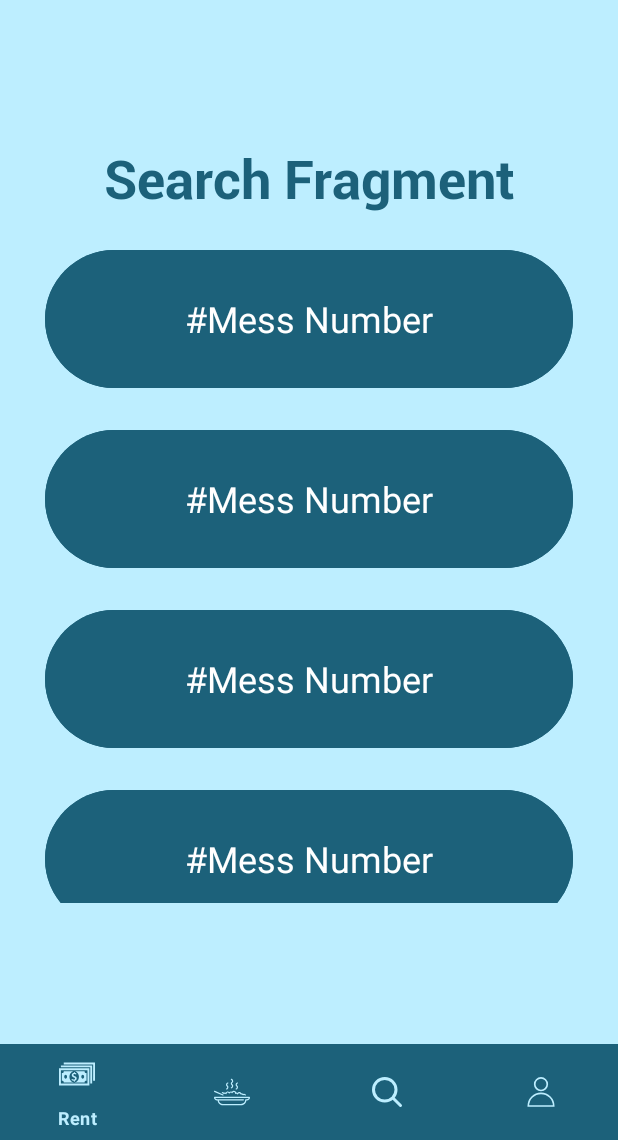
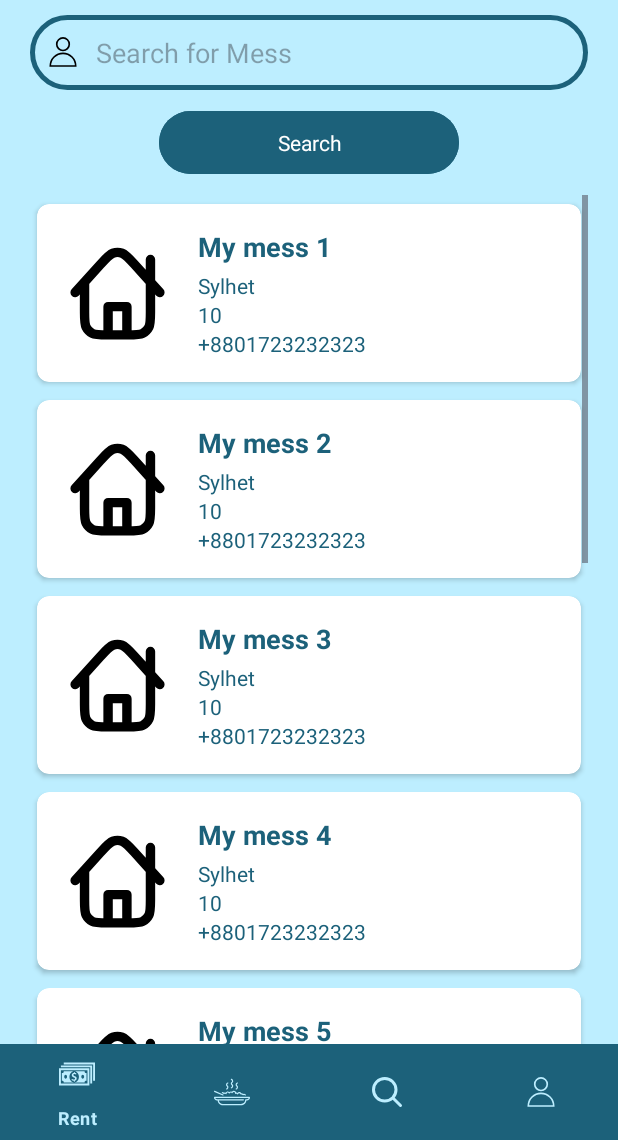
Before and after one commit to farhan-hasan/MessMate, an Android app: the fragment SearchFragment placed in its activity, on a phone screen of 412 x 824 dp, the part 96-1236 px from its top. Run offline under Robolectric (Android 15) with nearby library versions, the light colour scheme and no system bars.

Commit message:
Added Recycler view to Rent and Search Fragment.

```diff
--- /dev/null
+++ b/app/src/main/java/com/example/messmate/adapters/MessListRecyclerAdapter.java
@@ -0,0 +1,60 @@
+package com.example.messmate.adapters;
+
+import android.content.Context;
+import android.view.LayoutInflater;
+import android.view.View;
+import android.view.ViewGroup;
+import android.widget.TextView;
+
+import androidx.annotation.NonNull;
+import androidx.recyclerview.widget.RecyclerView;
+
+import com.example.messmate.R;
+import com.example.messmate.models.MessListCardModel;
+
+import java.util.ArrayList;
+
+public class MessListRecyclerAdapter extends RecyclerView.Adapter<MessListRecyclerAdapter.ViewHolder> {
+    Context context;
+    ArrayList<MessListCardModel> messList;
+    public MessListRecyclerAdapter(Context context, ArrayList<MessListCardModel> messList) {
+        this.context = context;
+        this.messList = messList;
+    }
+
+    @NonNull
+    @Override
+    public ViewHolder onCreateViewHolder(@NonNull ViewGroup parent, int viewType) {
+
+        View view = LayoutInflater.from(context).inflate(R.layout.mess_list_card, parent,false);
+        return new ViewHolder(view);
+    }
+
+    @Override
+    public void onBindViewHolder(@NonNull ViewHolder holder, int position) {
+        holder.messName.setText(messList.get(position).messName);
+        holder.messAddress.setText(messList.get(position).messAddress);
+        holder.adminPhone.setText(messList.get(position).adminPhone);
+        holder.availableSeats.setText(messList.get(position).availabelSeats);
+
+        holder.itemView.setPadding(0, 0, 0, 0);
+    }
+
+    @Override
+    public int getItemCount() {
+        return messList.size();
+    }
+
+    public static class ViewHolder extends RecyclerView.ViewHolder {
+        TextView messName, messAddress, adminPhone, availableSeats;
+        public ViewHolder(View itemView) {
+            super(itemView);
+            messName = itemView.findViewById(R.id.messNameTextView);
+            messAddress = itemView.findViewById(R.id.messAddressTextView);
+            adminPhone = itemView.findViewById(R.id.adminPhone);
+            availableSeats = itemView.findViewById(R.id.availableSeatsTextView);
+        }
+
+    }
+
+}
--- a/app/src/main/java/com/example/messmate/fragments/RentFragment.java
+++ b/app/src/main/java/com/example/messmate/fragments/RentFragment.java
@@ -2,31 +2,58 @@ package com.example.messmate.fragments;
 
 import android.os.Bundle;
 
+
 import androidx.fragment.app.Fragment;
+import androidx.recyclerview.widget.LinearLayoutManager;
+import androidx.recyclerview.widget.RecyclerView;
 
 import android.view.LayoutInflater;
 import android.view.View;
 import android.view.ViewGroup;
 
 import com.example.messmate.R;
+import com.example.messmate.adapters.MessListRecyclerAdapter;
+import com.example.messmate.models.MessListCardModel;
 
-/**
- * A simple {@link Fragment} subclass.
- * Use the {@link RentFragment#newInstance} factory method to
- * create an instance of this fragment.
- */
+import java.util.ArrayList;
+
 public class RentFragment extends Fragment {
-
-
+    private RecyclerView recyclerView;
+    private MessListRecyclerAdapter messListRecyclerAdapter;
+    ArrayList<MessListCardModel> messListCardItems = new ArrayList<>();
+    View view;
     public RentFragment() {
         // Required empty public constructor
     }
 
-
     @Override
     public View onCreateView(LayoutInflater inflater, ViewGroup container,
                              Bundle savedInstanceState) {
+
+        view = inflater.inflate(R.layout.fragment_rent, container, false);
+
+        loadFragment();
+
         // Inflate the layout for this fragment
-        return inflater.inflate(R.layout.fragment_rent, container, false);
+        return view;
+    }
+
+    public void loadFragment() {
+
+        recyclerView = view.findViewById(R.id.rentMessListRecyclerView);
+        recyclerView.setLayoutManager(new LinearLayoutManager(getActivity()));
+        messListCardItems.add(new MessListCardModel("10", "My mess 1", "Sylhet", "+8801723232323"));
+        messListCardItems.add(new MessListCardModel("10", "My mess 2", "Sylhet", "+8801723232323"));
+        messListCardItems.add(new MessListCardModel("10", "My mess 3", "Sylhet", "+8801723232323"));
+        messListCardItems.add(new MessListCardModel("10", "My mess 4", "Sylhet", "+8801723232323"));
+        messListCardItems.add(new MessListCardModel("10", "My mess 5", "Sylhet", "+8801723232323"));
+        messListCardItems.add(new MessListCardModel("10", "My mess 6", "Sylhet", "+8801723232323"));
+        messListCardItems.add(new MessListCardModel("10", "My mess 7", "Sylhet", "+8801723232323"));
+        messListCardItems.add(new MessListCardModel("10", "My mess 8", "Sylhet", "+8801723232323"));
+        messListCardItems.add(new MessListCardModel("10", "My mess 9", "Sylhet", "+8801723232323"));
+        messListCardItems.add(new MessListCardModel("10", "My mess 10", "Sylhet", "+8801723232323"));
+
+        messListRecyclerAdapter = new MessListRecyclerAdapter(getActivity(), messListCardItems);
+        recyclerView.setAdapter(messListRecyclerAdapter);
     }
 }
--- a/app/src/main/java/com/example/messmate/fragments/SearchFragment.java
+++ b/app/src/main/java/com/example/messmate/fragments/SearchFragment.java
@@ -3,16 +3,24 @@ package com.example.messmate.fragments;
 import android.os.Bundle;
 
 import androidx.fragment.app.Fragment;
+import androidx.recyclerview.widget.LinearLayoutManager;
+import androidx.recyclerview.widget.RecyclerView;
 
 import android.view.LayoutInflater;
 import android.view.View;
 import android.view.ViewGroup;
 
 import com.example.messmate.R;
+import com.example.messmate.adapters.MessListRecyclerAdapter;
+import com.example.messmate.models.MessListCardModel;
+
+import java.util.ArrayList;
 
 
 public class SearchFragment extends Fragment {
-
+    private MessListRecyclerAdapter messListRecyclerAdapter;
+    ArrayList<MessListCardModel> messListCardItems = new ArrayList<>();
+    View view;
     public SearchFragment() {
         // Required empty public constructor
     }
@@ -20,7 +28,29 @@ public class SearchFragment extends Fragment {
     @Override
     public View onCreateView(LayoutInflater inflater, ViewGroup container,
                              Bundle savedInstanceState) {
+        view = inflater.inflate(R.layout.fragment_search, container, false);
+
+        loadFragment();
+
         // Inflate the layout for this fragment
-        return inflater.inflate(R.layout.fragment_search, container, false);
+        return view;
+    }
+    public void loadFragment() {
+
+        RecyclerView recyclerView = view.findViewById(R.id.searchMessListRecyclerView);
+        recyclerView.setLayoutManager(new LinearLayoutManager(getActivity()));
+        messListCardItems.add(new MessListCardModel("10", "My mess 1", "Sylhet", "+8801723232323"));
+        messListCardItems.add(new MessListCardModel("10", "My mess 2", "Sylhet", "+8801723232323"));
+        messListCardItems.add(new MessListCardModel("10", "My mess 3", "Sylhet", "+8801723232323"));
+        messListCardItems.add(new MessListCardModel("10", "My mess 4", "Sylhet", "+8801723232323"));
+        messListCardItems.add(new MessListCardModel("10", "My mess 5", "Sylhet", "+8801723232323"));
+        messListCardItems.add(new MessListCardModel("10", "My mess 6", "Sylhet", "+8801723232323"));
+        messListCardItems.add(new MessListCardModel("10", "My mess 7", "Sylhet", "+8801723232323"));
+        messListCardItems.add(new MessListCardModel("10", "My mess 8", "Sylhet", "+8801723232323"));
+        messListCardItems.add(new MessListCardModel("10", "My mess 9", "Sylhet", "+8801723232323"));
+        messListCardItems.add(new MessListCardModel("10", "My mess 10", "Sylhet", "+8801723232323"));
+
+        messListRecyclerAdapter = new MessListRecyclerAdapter(getActivity(), messListCardItems);
+        recyclerView.setAdapter(messListRecyclerAdapter);
     }
 }
--- /dev/null
+++ b/app/src/main/java/com/example/messmate/models/MessListCardModel.java
@@ -0,0 +1,14 @@
+package com.example.messmate.models;
+
+public class MessListCardModel {
+    public String availabelSeats;
+    public String messName, messAddress, adminPhone;
+
+    public MessListCardModel(String availabelSeats, String messName, String messAddress, String adminPhone) {
+        this.availabelSeats = availabelSeats;
+        this.messName = messName;
+        this.messAddress = messAddress;
+        this.adminPhone = adminPhone;
+    }
+
+}
--- a/app/src/main/res/layout/activity_home.xml
+++ b/app/src/main/res/layout/activity_home.xml
@@ -20,12 +20,23 @@
         app:titleTextAppearance="@style/CustomToolbarTitle"
         app:titleTextColor="@color/bg_color" />
 
-    <FrameLayout
-        android:id="@+id/homeFragmentContainer"
-        android:layout_marginTop="?attr/actionBarSize"
+    <LinearLayout
         android:layout_width="match_parent"
         android:layout_height="match_parent"
-        android:layout_above="@id/homeBottomNavBar" />
+        android:orientation="vertical"
+        android:paddingLeft="20dp"
+        android:paddingRight="20dp"
+        android:layout_marginTop="?attr/actionBarSize"
+        android:layout_marginBottom="?attr/actionBarSize"
+        >
+
+        <FrameLayout
+            android:id="@+id/homeFragmentContainer"
+            android:layout_width="match_parent"
+            android:layout_height="match_parent"
+            android:layout_above="@id/homeBottomNavBar" />
+
+    </LinearLayout>
 
     <com.google.android.material.bottomnavigation.BottomNavigationView
         android:id="@+id/homeBottomNavBar"
--- a/app/src/main/res/layout/fragment_meal.xml
+++ b/app/src/main/res/layout/fragment_meal.xml
@@ -1,7 +1,7 @@
 <?xml version="1.0" encoding="utf-8"?>
 <FrameLayout xmlns:android="http://schemas.android.com/apk/res/android"
     xmlns:tools="http://schemas.android.com/tools"
-    android:padding="30dp"
+    android:padding="20dp"
     android:layout_marginTop="?attr/actionBarSize"
     android:layout_marginBottom="?attr/actionBarSize"
     android:layout_width="match_parent"
--- a/app/src/main/res/layout/fragment_profile.xml
+++ b/app/src/main/res/layout/fragment_profile.xml
@@ -1,7 +1,7 @@
 <?xml version="1.0" encoding="utf-8"?>
 <FrameLayout xmlns:android="http://schemas.android.com/apk/res/android"
     xmlns:tools="http://schemas.android.com/tools"
-    android:padding="30dp"
+    android:padding="20dp"
     android:layout_marginTop="?attr/actionBarSize"
     android:layout_marginBottom="?attr/actionBarSize"
     android:layout_width="match_parent"
--- a/app/src/main/res/layout/fragment_rent.xml
+++ b/app/src/main/res/layout/fragment_rent.xml
@@ -1,53 +1,17 @@
 <?xml version="1.0" encoding="utf-8"?>
-<FrameLayout xmlns:android="http://schemas.android.com/apk/res/android"
+<FrameLayout
+    xmlns:android="http://schemas.android.com/apk/res/android"
     xmlns:tools="http://schemas.android.com/tools"
-    android:padding="30dp"
-    android:layout_marginTop="?attr/actionBarSize"
-    android:layout_marginBottom="?attr/actionBarSize"
     android:layout_width="match_parent"
     android:layout_height="match_parent"
     tools:context=".fragments.RentFragment">
 
-    <LinearLayout
+    <androidx.recyclerview.widget.RecyclerView
         android:layout_width="match_parent"
         android:layout_height="wrap_content"
-        android:orientation="vertical">
-
-
-        <TextView
-            android:id="@+id/textView2"
-            android:layout_width="match_parent"
-            android:layout_height="wrap_content"
-            android:fontFamily="@font/roboto_bold"
-            android:gravity="center"
-            android:text="Rent Fragment"
-            android:textColor="@color/primary_color"
-            android:textSize="36dp" />
-
-        <include
-            android:id="@+id/custom_card_view"
-            android:layout_marginTop="10dp"
-            layout="@layout/custom_card_view"
-            android:layout_width="match_parent"
-            android:layout_height="wrap_content" />
-
-        <include
-            android:id="@+id/custom_card_view"
-            android:layout_marginTop="10dp"
-            layout="@layout/custom_card_view"
-            android:layout_width="match_parent"
-            android:layout_height="wrap_content" />
-
-        <include
-            android:id="@+id/custom_card_view"
-            layout="@layout/custom_card_view"
-            android:layout_width="match_parent"
-            android:layout_height="wrap_content"
-            android:layout_marginTop="10dp" />
-
-
-
-    </LinearLayout>
+        android:clipToPadding="false"
+        android:scrollbars="vertical"
+        android:id="@+id/rentMessListRecyclerView"/>
 
 
 </FrameLayout>
--- a/app/src/main/res/layout/fragment_search.xml
+++ b/app/src/main/res/layout/fragment_search.xml
@@ -1,75 +1,52 @@
 <?xml version="1.0" encoding="utf-8"?>
-<FrameLayout xmlns:android="http://schemas.android.com/apk/res/android"
+<FrameLayout
+    xmlns:android="http://schemas.android.com/apk/res/android"
     xmlns:tools="http://schemas.android.com/tools"
-    android:padding="30dp"
-    android:layout_marginTop="?attr/actionBarSize"
-    android:layout_marginBottom="?attr/actionBarSize"
     android:layout_width="match_parent"
     android:layout_height="match_parent"
     tools:context=".fragments.RentFragment">
 
     <LinearLayout
         android:layout_width="match_parent"
-        android:layout_height="wrap_content"
-        android:orientation="vertical">
+        android:layout_height="match_parent"
+        android:orientation="vertical"
+        >
 
-
-        <TextView
-            android:id="@+id/textView2"
+        <EditText
+            android:id="@+id/searchEditText"
+            android:layout_marginTop="10dp"
             android:layout_width="match_parent"
-            android:layout_height="wrap_content"
-            android:fontFamily="@font/roboto_bold"
-            android:gravity="center"
-            android:text="Search Fragment"
-            android:textColor="@color/primary_color"
-            android:textSize="36dp" />
+            android:layout_height="50dp"
+            android:background="@drawable/text_field_border"
+            android:ems="10"
+            android:inputType="text"
+            android:padding="10dp"
+            android:drawablePadding="10dp"
+            android:hint="Search for Mess"
+            android:drawableLeft="@drawable/personsvg"/>
 
         <Button
             style="?android:attr/absListViewStyle"
-            android:id="@+id/b1"
-            android:layout_marginTop="20dp"
-            android:textSize="24dp"
+            android:id="@+id/searchButton"
+            android:layout_marginTop="10dp"
             android:layout_gravity="center"
             android:backgroundTint="@color/primary_color"
+            android:layout_width="200dp"
+            android:layout_height="50dp"
+            android:text="Search" />
+
+        <androidx.recyclerview.widget.RecyclerView
+            android:layout_marginTop="10dp"
             android:layout_width="match_parent"
-            android:layout_height="100dp"
-            android:text="#Mess Number" />
-
-        <Button
-            style="?android:attr/absListViewStyle"
-            android:id="@+id/b2"
-            android:layout_marginTop="20dp"
-            android:textSize="24dp"
-            android:layout_gravity="center"
-            android:backgroundTint="@color/primary_color"
-            android:layout_width="match_parent"
-            android:layout_height="100dp"
-            android:text="#Mess Number" />
-
-        <Button
-            style="?android:attr/absListViewStyle"
-            android:id="@+id/b3"
-            android:layout_marginTop="20dp"
-            android:textSize="24dp"
-            android:layout_gravity="center"
-            android:backgroundTint="@color/primary_color"
-            android:layout_width="match_parent"
-            android:layout_height="100dp"
-            android:text="#Mess Number" />
-
-        <Button
-            style="?android:attr/absListViewStyle"
-            android:id="@+id/b4"
-            android:layout_marginTop="20dp"
-            android:textSize="24dp"
-            android:layout_gravity="center"
-            android:backgroundTint="@color/primary_color"
-            android:layout_width="match_parent"
-            android:layout_height="100dp"
-            android:text="#Mess Number" />
-
-
+            android:layout_height="wrap_content"
+            android:clipToPadding="false"
+            android:scrollbars="vertical"
+            android:id="@+id/searchMessListRecyclerView"/>
     </LinearLayout>
 
 
+
+
+
+
 </FrameLayout>
--- /dev/null
+++ b/app/src/main/res/layout/mess_list_card.xml
@@ -0,0 +1,80 @@
+<?xml version="1.0" encoding="utf-8"?>
+<LinearLayout xmlns:android="http://schemas.android.com/apk/res/android"
+    android:layout_width="match_parent"
+    android:layout_height="wrap_content">
+
+    <androidx.cardview.widget.CardView
+        xmlns:android="http://schemas.android.com/apk/res/android"
+        xmlns:card_view="http://schemas.android.com/apk/res-auto"
+        android:layout_width="match_parent"
+        android:layout_height="wrap_content"
+        card_view:cardCornerRadius="8dp"
+        card_view:cardUseCompatPadding="true"
+        >
+
+        <RelativeLayout
+            android:layout_width="match_parent"
+            android:layout_height="wrap_content"
+            android:padding="16dp">
+
+            <ImageView
+                android:id="@+id/messImage"
+                android:layout_width="wrap_content"
+                android:layout_height="wrap_content"
+                android:elevation="30dp"
+                android:src="@drawable/housesvg"
+                android:layout_alignParentStart="true"
+                android:layout_centerVertical="true"
+                android:layout_marginEnd="16dp" />
+
+            <TextView
+                android:id="@+id/messNameTextView"
+                android:layout_width="wrap_content"
+                android:layout_height="wrap_content"
+                android:text="Mess Name"
+                android:textColor="@color/primary_color"
+                android:textSize="18sp"
+                android:textStyle="bold"
+                android:layout_toEndOf="@id/messImage"
+                android:layout_alignTop="@id/messImage"
+                android:layout_marginBottom="4dp" />
+
+            <TextView
+                android:id="@+id/messAddressTextView"
+                android:layout_width="wrap_content"
+                android:layout_height="wrap_content"
+                android:text="Mess address: Sylhet"
+                android:textColor="@color/primary_color"
+                android:textSize="14sp"
+                android:layout_toEndOf="@id/messImage"
+                android:layout_below="@id/messNameTextView"
+                android:layout_alignStart="@id/messNameTextView" />
+
+            <TextView
+                android:id="@+id/availableSeatsTextView"
+                android:layout_width="wrap_content"
+                android:layout_height="wrap_content"
+                android:text="Available Seats : 10"
+                android:textColor="@color/primary_color"
+                android:textSize="14sp"
+                android:layout_toEndOf="@id/messImage"
+                android:layout_below="@id/messAddressTextView"
+                android:layout_alignStart="@id/messNameTextView" />
+
+            <TextView
+                android:id="@+id/adminPhone"
+                android:layout_width="wrap_content"
+                android:layout_height="wrap_content"
+                android:text="Admin phone : +8801712334556"
+                android:textColor="@color/primary_color"
+                android:textSize="14sp"
+                android:layout_toEndOf="@id/messImage"
+                android:layout_below="@id/availableSeatsTextView"
+                android:layout_alignStart="@id/messNameTextView" />
+
+        </RelativeLayout>
+
+    </androidx.cardview.widget.CardView>
+
+
+</LinearLayout>
--- a/app/src/main/res/menu/bottom_nav_bar.xml
+++ b/app/src/main/res/menu/bottom_nav_bar.xml
@@ -14,7 +14,7 @@
         android:id="@+id/nav_search"
         android:icon="@drawable/searchsvg"
         android:iconTint="#fff"
-        android:title="Search Mess" />
+        android:title="Search" />
 
     <item
         android:id="@+id/nav_profile"
--- a/app/src/main/res/values/styles.xml
+++ b/app/src/main/res/values/styles.xml
@@ -11,4 +11,5 @@
         <item name="itemTextColor">@color/bg_color</item>
         <item name="backgroundTint">@color/primary_color</item>
     </style>
+
 </resources>
```
